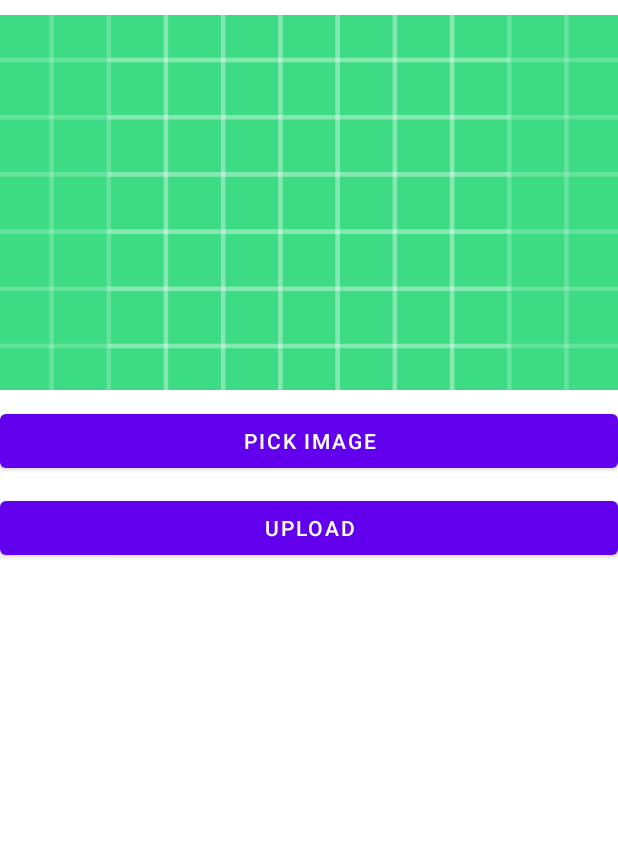
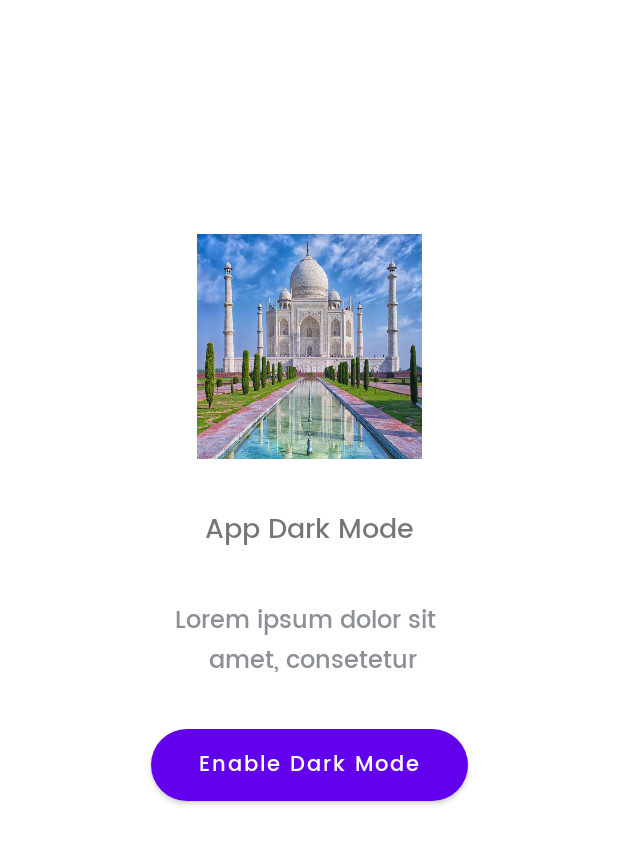
Before and after one commit to maheshwaran10/HomeProject, an Android app: the screen it shows after launch (ImageUploadActivity before the commit, DarkLightModeActivity after it), on a phone screen of 412 x 824 dp. Shown: the top 844 px of the screen. Run offline under Robolectric (Android 15) with nearby library versions, the phone set to English and light mode, and no system bars.

Commit message:
commit message

```diff
--- a/app/build.gradle
+++ b/app/build.gradle
@@ -1,6 +1,7 @@
 plugins {
     id 'com.android.application'
     id 'kotlin-android'
+    id 'kotlin-android-extensions'
 }
 
 android {
--- /dev/null
+++ b/app/src/main/java/com/example/homeproject/darkmode/DarkLightModeActivity.kt
@@ -0,0 +1,47 @@
+package com.example.homeproject.darkmode
+
+import android.content.SharedPreferences
+import androidx.appcompat.app.AppCompatActivity
+import android.os.Bundle
+import android.view.View
+import androidx.appcompat.app.AppCompatDelegate
+import com.example.homeproject.R
+import kotlinx.android.synthetic.main.activity_dark_light_mode.*
+
+class DarkLightModeActivity : AppCompatActivity() {
+    override fun onCreate(savedInstanceState: Bundle?) {
+        super.onCreate(savedInstanceState)
+        setContentView(R.layout.activity_dark_light_mode)
+        supportActionBar?.hide()
+
+        val appSettingPrefs: SharedPreferences = getSharedPreferences("AppSettingPrefs", 0)
+        val sharedPrefsEdit: SharedPreferences.Editor = appSettingPrefs.edit()
+        val isNightModeOn: Boolean = appSettingPrefs.getBoolean("NightMode", false)
+
+        if(isNightModeOn){
+            AppCompatDelegate.setDefaultNightMode(AppCompatDelegate.MODE_NIGHT_YES)
+            switch_btn.text = "Disable Dark Mode"
+        } else {
+            AppCompatDelegate.setDefaultNightMode(AppCompatDelegate.MODE_NIGHT_NO)
+            switch_btn.text = "Enable Dark Mode"
+        }
+
+        switch_btn.setOnClickListener(View.OnClickListener {
+            if(isNightModeOn){
+                AppCompatDelegate.setDefaultNightMode(AppCompatDelegate.MODE_NIGHT_NO)
+                sharedPrefsEdit.putBoolean("NightMode", false)
+                sharedPrefsEdit.apply()
+
+                switch_btn.text = "Enable Dark Mode"
+            } else {
+                AppCompatDelegate.setDefaultNightMode(AppCompatDelegate.MODE_NIGHT_YES)
+                sharedPrefsEdit.putBoolean("NightMode", true)
+                sharedPrefsEdit.apply()
+
+                switch_btn.text = "Disable Dark Mode"
+            }
+        })
+
+
+    }
+}
--- a/app/src/main/java/com/example/homeproject/uploadActivity/RetrofitClient.kt
+++ b/app/src/main/java/com/example/homeproject/uploadActivity/RetrofitClient.kt
@@ -5,11 +5,13 @@ import retrofit2.Retrofit
 object RetrofitClient {
     private var base_url=""
     private var retrofit:Retrofit?=null
-    fun getClient:Retrofit{
+    fun getClient():Retrofit{
         if (retrofit==null){
             retrofit=Retrofit.Builder()
-                .baseUrl(baseUrl)
+                .build()
 
         }
+        return retrofit!!
     }
+
 }
--- /dev/null
+++ b/app/src/main/res/drawable/switch_btn_bg.xml
@@ -0,0 +1,9 @@
+<?xml version="1.0" encoding="utf-8"?>
+<selector xmlns:android="http://schemas.android.com/apk/res/android">
+    <item>
+        <shape>
+            <solid android:color="@color/mainText" />
+            <corners android:radius="32dp" />
+        </shape>
+    </item>
+</selector>
--- /dev/null
+++ b/app/src/main/res/layout/activity_dark_light_mode.xml
@@ -0,0 +1,63 @@
+<?xml version="1.0" encoding="utf-8"?>
+<androidx.constraintlayout.widget.ConstraintLayout
+    xmlns:android="http://schemas.android.com/apk/res/android"
+    xmlns:app="http://schemas.android.com/apk/res-auto"
+    xmlns:tools="http://schemas.android.com/tools"
+    android:layout_width="match_parent"
+    android:layout_height="match_parent"
+    tools:context=".darkmode.DarkLightModeActivity">
+
+    <ImageView
+        android:id="@+id/header_image"
+        android:layout_width="150dp"
+        android:layout_height="150dp"
+        android:scaleType="fitXY"
+        android:layout_marginTop="156dp"
+        app:layout_constraintEnd_toEndOf="parent"
+        app:layout_constraintStart_toStartOf="parent"
+        app:layout_constraintTop_toTopOf="parent"
+        android:src="@drawable/tajmahal"/>
+
+    <TextView
+        android:id="@+id/page_title"
+        android:layout_width="wrap_content"
+        android:layout_height="wrap_content"
+        android:layout_marginTop="32dp"
+        android:fontFamily="@font/poppins_medium"
+        android:text="App Dark Mode"
+        android:textSize="18sp"
+        app:layout_constraintEnd_toEndOf="parent"
+        app:layout_constraintStart_toStartOf="parent"
+        app:layout_constraintTop_toBottomOf="@+id/header_image" />
+
+    <TextView
+        android:id="@+id/page_description"
+        android:layout_width="wrap_content"
+        android:layout_height="wrap_content"
+        android:layout_marginTop="32dp"
+        android:fontFamily="@font/poppins_medium"
+        android:text="Lorem ipsum dolor sit \n amet, consetetur"
+        android:textAlignment="center"
+        android:textColor="@color/textAlt"
+        android:textSize="16sp"
+        app:layout_constraintEnd_toEndOf="parent"
+        app:layout_constraintStart_toStartOf="parent"
+        app:layout_constraintTop_toBottomOf="@+id/page_title" />
+
+    <Button
+        android:id="@+id/switch_btn"
+        android:layout_width="wrap_content"
+        android:layout_height="wrap_content"
+        android:layout_marginTop="32dp"
+        android:background="@drawable/switch_btn_bg"
+        android:fontFamily="@font/poppins_medium"
+        android:paddingStart="32dp"
+        android:paddingEnd="32dp"
+        android:text="Enable Dark Mode"
+        android:textAllCaps="false"
+        android:textColor="@color/mainBackground"
+        app:layout_constraintEnd_toEndOf="parent"
+        app:layout_constraintStart_toStartOf="parent"
+        app:layout_constraintTop_toBottomOf="@+id/page_description" />
+
+</androidx.constraintlayout.widget.ConstraintLayout>
--- a/app/src/main/res/values/colors.xml
+++ b/app/src/main/res/values/colors.xml
@@ -7,4 +7,9 @@
     <color name="teal_700">#FF018786</color>
     <color name="black">#FF000000</color>
     <color name="white">#FFFFFFFF</color>
+
+    <color name="mainText">#2D313D</color>
+    <color name="textAlt">#8D8F97</color>
+
+    <color name="mainBackground">#ffffff</color>
 </resources>
--- /dev/null
+++ b/app/src/main/res/values/preloaded_fonts.xml
@@ -0,0 +1,6 @@
+<?xml version="1.0" encoding="utf-8"?>
+<resources>
+    <array name="preloaded_fonts" translatable="false">
+        <item>@font/</item>
+    </array>
+</resources>
--- a/app/src/main/res/values/strings.xml
+++ b/app/src/main/res/values/strings.xml
@@ -8,4 +8,5 @@
     <string name="showAll"><u>showAll</u></string>
     <string name="msg_loading">Loading...</string>
     <string name="uploadImages">Set your image</string>
+    <string name="lorem_ipsum_dolor_sit_n_amet_consetetur">Lorem ipsum dolor sit \n amet, consetetur</string>
 </resources>
```
Also changed, not shown: app/src/main/AndroidManifest.xml (+15 -1 lines), app/src/main/res/values/font_certs.xml (added, +17 -0 lines).
